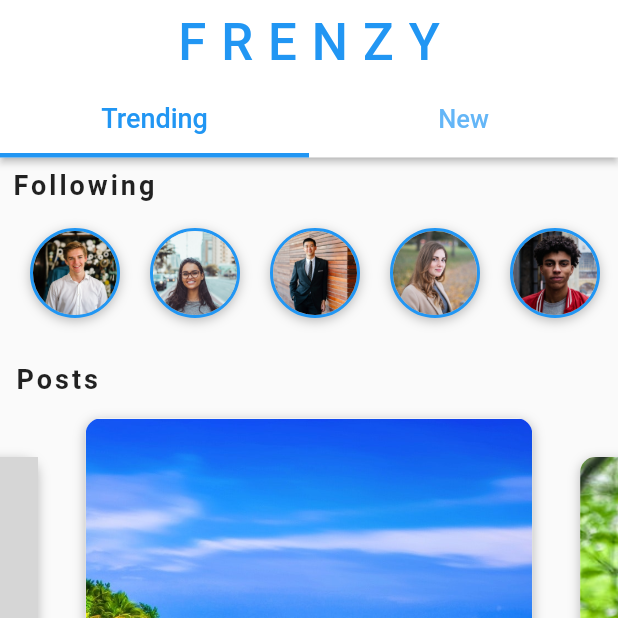
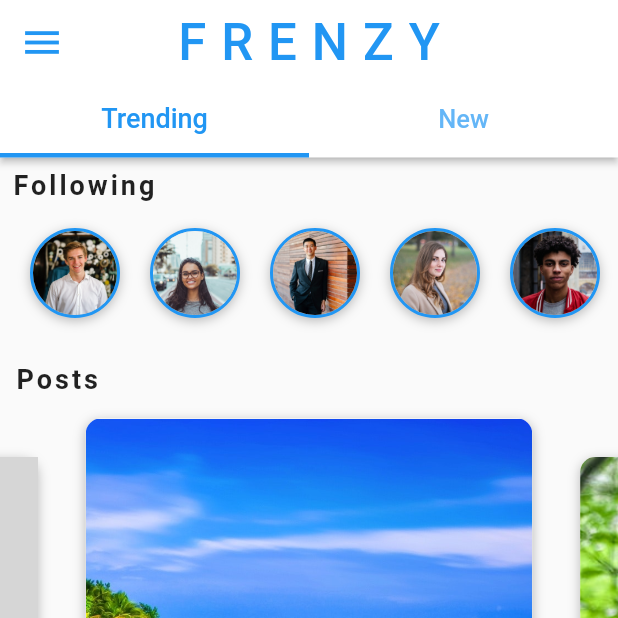
Before and after one commit to TheKetan2/social_app_ui_flutter, a Flutter app: the HomeScreen screen opened directly, swiped to page 3, on a phone screen of 412 x 824 dp, the top half of it. Run offline on Flutter 3.47's test engine with Material 2 defaults, Android fonts, the phone set to English and light mode, and no system bars; grey boxes are pictures that could not be loaded.

Commit message:
adding screenshots

```diff
--- a/lib/screens/home_screen.dart
+++ b/lib/screens/home_screen.dart
@@ -15,6 +15,7 @@ class _HomeScreenState extends State<HomeScreen>
     with SingleTickerProviderStateMixin {
   TabController _tabController;
   PageController _PageController;
+  final GlobalKey<ScaffoldState> _homescreenKey = GlobalKey<ScaffoldState>();
   int index = 0;
 
   @override
@@ -34,7 +35,16 @@ class _HomeScreenState extends State<HomeScreen>
   @override
   Widget build(BuildContext context) {
     return Scaffold(
+      key: _homescreenKey,
       appBar: AppBar(
+        leading: IconButton(
+          icon: Icon(
+            Icons.menu,
+            color: Theme.of(context).primaryColor,
+            size: 30,
+          ),
+          onPressed: () => _homescreenKey.currentState.openDrawer(),
+        ),
         backgroundColor: Colors.white,
         elevation: 2,
         centerTitle: true,
```
Also changed, not shown: assets/drawer.png (added), assets/home.png (added), assets/login.png (added), assets/profile.png (added), 1 other file.
